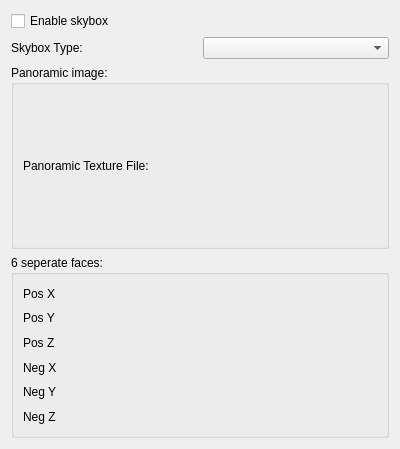
Before: the Qt Designer form src/ui/3d/skyboxrenderingsettingswidget.ui in qgis/QGIS, drawn with Qt 5.
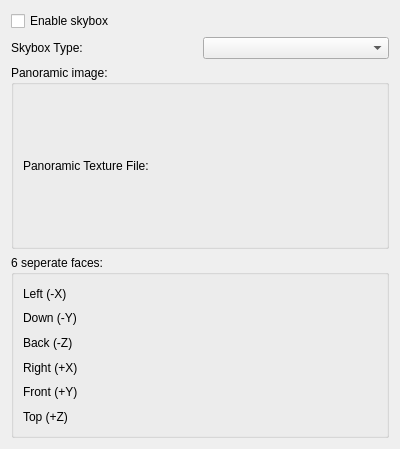
After: the same form once the commit is applied. Custom widgets are drawn as their Qt base class.

Commit message: Change skybox faces to more intuitive names in the UI

Diff of the .ui file:
```diff
--- a/src/ui/3d/skyboxrenderingsettingswidget.ui
+++ b/src/ui/3d/skyboxrenderingsettingswidget.ui
@@ -42,65 +42,65 @@
      <layout class="QGridLayout" name="gridLayout_5">
       <item row="0" column="0">
        <layout class="QGridLayout" name="faceTexturesLayout">
-        <item row="0" column="0">
-         <widget class="QLabel" name="label_5">
-          <property name="text">
-           <string>Pos X</string>
-          </property>
-         </widget>
+        <item row="5" column="1">
+         <widget class="QgsImageSourceLineEdit" name="posZImageSource" native="true"/>
+        </item>
+        <item row="4" column="1">
+         <widget class="QgsImageSourceLineEdit" name="posYImageSource" native="true"/>
+        </item>
+        <item row="2" column="1">
+         <widget class="QgsImageSourceLineEdit" name="negZImageSource" native="true"/>
         </item>
         <item row="4" column="0">
          <widget class="QLabel" name="label_9">
           <property name="text">
-           <string>Neg Y</string>
+           <string>Front (+Y)</string>
+          </property>
+         </widget>
+        </item>
+        <item row="3" column="0">
+         <widget class="QLabel" name="label_8">
+          <property name="text">
+           <string>Right (+X)</string>
           </property>
          </widget>
         </item>
         <item row="1" column="0">
          <widget class="QLabel" name="label_6">
           <property name="text">
-           <string>Pos Y</string>
+           <string>Down (-Y)</string>
           </property>
          </widget>
         </item>
         <item row="2" column="0">
          <widget class="QLabel" name="label_7">
           <property name="text">
-           <string>Pos Z</string>
+           <string>Back (-Z)</string>
+          </property>
+         </widget>
+        </item>
+        <item row="0" column="0">
+         <widget class="QLabel" name="label_5">
+          <property name="text">
+           <string>Left (-X)</string>
           </property>
          </widget>
         </item>
         <item row="5" column="0">
          <widget class="QLabel" name="label_10">
           <property name="text">
-           <string>Neg Z</string>
-          </property>
-         </widget>
-        </item>
-        <item row="3" column="0">
-         <widget class="QLabel" name="label_8">
-          <property name="text">
-           <string>Neg X</string>
+           <string>Top (+Z)</string>
           </property>
          </widget>
         </item>
         <item row="0" column="1">
-         <widget class="QgsImageSourceLineEdit" name="posXImageSource" native="true"/>
-        </item>
-        <item row="1" column="1">
-         <widget class="QgsImageSourceLineEdit" name="posYImageSource" native="true"/>
-        </item>
-        <item row="2" column="1">
-         <widget class="QgsImageSourceLineEdit" name="posZImageSource" native="true"/>
-        </item>
-        <item row="3" column="1">
          <widget class="QgsImageSourceLineEdit" name="negXImageSource" native="true"/>
         </item>
-        <item row="4" column="1">
+        <item row="1" column="1">
          <widget class="QgsImageSourceLineEdit" name="negYImageSource" native="true"/>
         </item>
-        <item row="5" column="1">
-         <widget class="QgsImageSourceLineEdit" name="negZImageSource" native="true"/>
+        <item row="3" column="1">
+         <widget class="QgsImageSourceLineEdit" name="posXImageSource" native="true"/>
         </item>
        </layout>
       </item>
```
